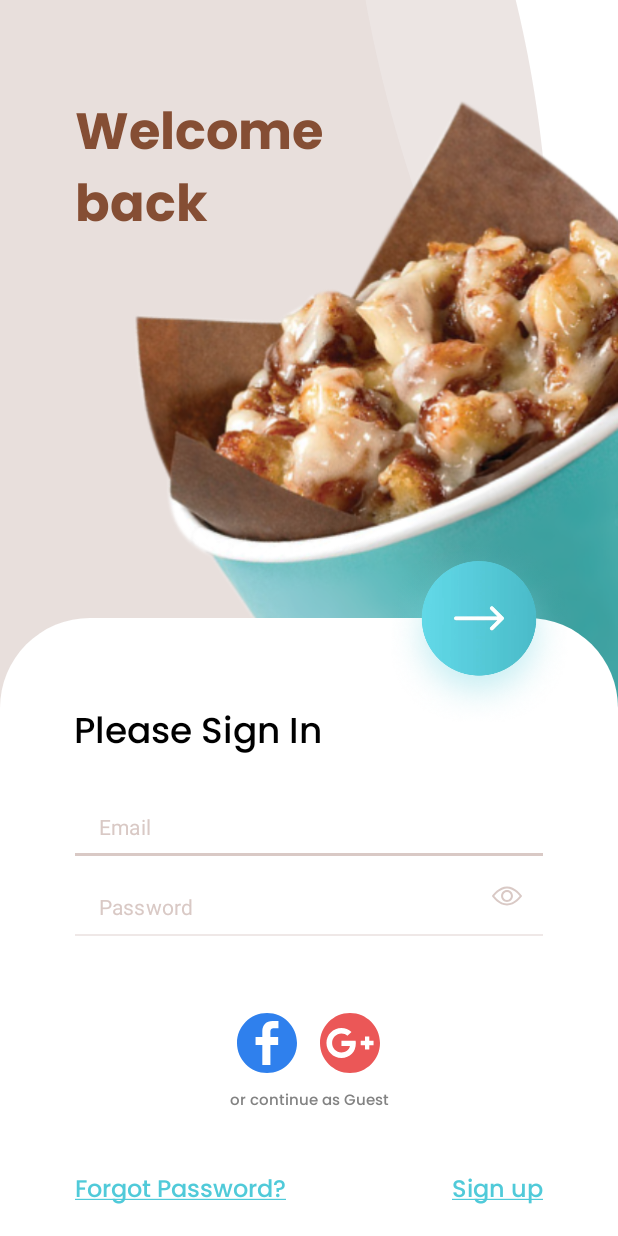
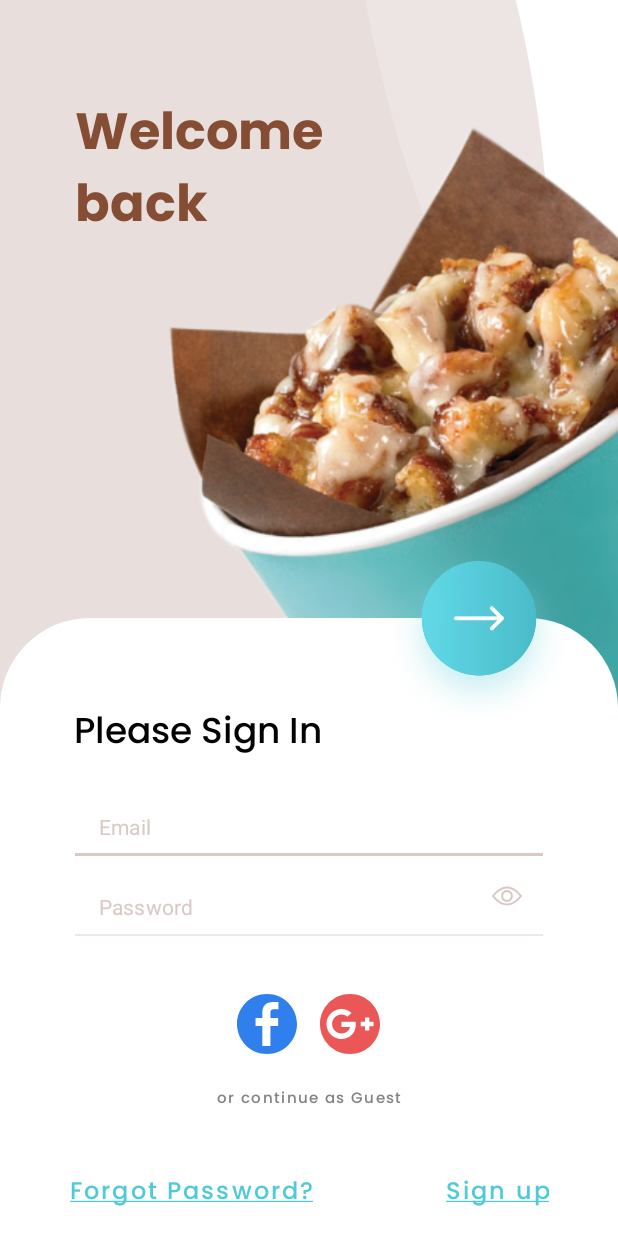
Before and after one commit to Omega-Dev-Training/AndroidTravel-KseniaY, an Android app: the screen it shows after launch (MainActivity), on a phone screen of 412 x 824 dp. Run offline under Robolectric (Android 15) with nearby library versions, the phone set to English and light mode, and no system bars; Roboto replaces fonts that are not available here.

Commit message:
cinnabon screen part 3

```diff
--- a/app/src/main/res/layout/activity_cinnabon.xml
+++ b/app/src/main/res/layout/activity_cinnabon.xml
@@ -8,24 +8,24 @@
     <ImageView
         android:layout_width="0dp"
         android:layout_height="0dp"
-        android:paddingTop="44dp"
+        android:layout_marginTop="@dimen/margin_top_image_cinnabon"
+        android:paddingTop="@dimen/padding_top_image_cinnabon"
         android:src="@drawable/img_cinnabon"
-        android:scaleType="centerCrop"
+        android:scaleType="fitEnd"
         app:layout_constraintTop_toTopOf="parent"
         app:layout_constraintEnd_toEndOf="parent"
-        app:layout_constraintWidth_percent="0.9"
-        app:layout_constraintHeight_percent="0.7"/>
+        app:layout_constraintWidth_percent="@fraction/image_width_percent"
+        app:layout_constraintHeight_percent="@fraction/image_height_percent"/>
 
     <TextView
         android:layout_width="wrap_content"
         android:layout_height="wrap_content"
         android:layout_marginStart="50dp"
-
         android:fontFamily="@font/poppins_bold"
         android:minLines="2"
         android:text="@string/welcome_back"
         android:textColor="#854E34"
-        android:textSize="34dp"
+        android:textSize="@dimen/text_welcome_size"
         app:layout_constraintVertical_bias="0.2"
         app:layout_constraintBottom_toTopOf="@+id/bg_white"
         app:layout_constraintStart_toStartOf="parent"
@@ -37,7 +37,7 @@
         android:layout_height="0dp"
         android:src="@drawable/bg_white_60"
         app:layout_constraintBottom_toBottomOf="parent"
-        app:layout_constraintHeight_percent="0.5"/>
+        app:layout_constraintHeight_percent="@fraction/height_background_cinnabon"/>
 
     <TextView
         android:id="@+id/signInTextView"
@@ -48,7 +48,7 @@
         android:textSize="24sp"
         android:textColor="@color/black"
         android:fontFamily="@font/poppins_medium"
-        android:layout_marginTop="57dp"
+        android:layout_marginTop="@dimen/margin_top_signInTextView"
         android:layout_marginStart="49dp"
         app:layout_constraintStart_toStartOf="@id/bg_white"
         app:layout_constraintEnd_toEndOf="@id/bg_white"
@@ -58,7 +58,7 @@
         android:id="@+id/emailEditText"
         android:layout_width="match_parent"
         android:layout_height="wrap_content"
-        android:layout_marginVertical="8dp"
+        android:layout_marginVertical="@dimen/margin_vertical_edit_text"
         android:layout_marginHorizontal="50dp"
         android:theme="@style/TextInputLayoutAppearance"
         app:hintEnabled="false"
@@ -75,21 +75,6 @@
             android:background="@android:color/transparent"/>
 
     </com.google.android.material.textfield.TextInputLayout>
-
-<!--    <EditText-->
-<!--        android:id="@+id/emailEditText"-->
-<!--        android:layout_width="match_parent"-->
-<!--        android:layout_height="wrap_content"-->
-<!--        android:layout_marginVertical="8dp"-->
-<!--        android:layout_marginHorizontal="50dp"-->
-<!--        android:backgroundTint="@color/light_brown"-->
-<!--        android:hint="@string/email"-->
-<!--        android:textColorHint="@color/light_brown"-->
-<!--        android:paddingVertical="15dp"-->
-<!--        android:textSize="14sp"-->
-<!--        app:layout_constraintStart_toStartOf="@id/bg_white"-->
-<!--        app:layout_constraintEnd_toEndOf="@id/bg_white"-->
-<!--        app:layout_constraintTop_toBottomOf="@id/signInTextView"/>-->
 
     <com.google.android.material.textfield.TextInputLayout
         android:id="@+id/passwordEditText"
@@ -115,64 +100,62 @@
 
     </com.google.android.material.textfield.TextInputLayout>
 
-<!--    <EditText-->
-<!--        android:id="@+id/passwordEditText"-->
-<!--        android:layout_width="match_parent"-->
-<!--        android:layout_height="wrap_content"-->
-<!--        android:layout_marginHorizontal="50dp"-->
-<!--        android:inputType="textPassword"-->
-<!--        android:textSize="14sp"-->
-<!--        android:hint="Password"-->
-<!--        app:layout_constraintStart_toStartOf="@id/bg_white"-->
-<!--        app:layout_constraintEnd_toEndOf="@id/bg_white"-->
-<!--        app:layout_constraintTop_toBottomOf="@id/emailEditText"/>-->
-
     <LinearLayout
         android:id="@+id/icons"
         android:layout_width="match_parent"
         android:layout_height="wrap_content"
         android:orientation="horizontal"
         android:gravity="center_horizontal"
+        android:padding="10dp"
+        android:background="@android:color/transparent"
         app:layout_constraintVertical_chainStyle="packed"
         app:layout_constraintStart_toStartOf="@id/bg_white"
         app:layout_constraintTop_toBottomOf="@id/passwordEditText"
         app:layout_constraintBottom_toTopOf="@id/guestTextView">
 
-        <ImageView
+        <ImageButton
             android:id="@+id/facebookIcon"
             android:layout_width="wrap_content"
             android:layout_height="wrap_content"
-            android:src="@drawable/ic_facebook"
-            android:layout_marginEnd="15dp" />
+            android:layout_marginEnd="15dp"
+            android:background="?selectableItemBackgroundBorderless"
+            android:src="@drawable/ic_facebook" />
 
-        <ImageView
+        <ImageButton
             android:id="@+id/googleIcon"
             android:layout_width="wrap_content"
             android:layout_height="wrap_content"
+            android:background="?selectableItemBackgroundBorderless"
             android:src="@drawable/ic_google" />
 
     </LinearLayout>
 
-    <TextView
+    <Button
         android:id="@+id/guestTextView"
-        android:layout_width="match_parent"
+        android:layout_width="wrap_content"
         android:layout_height="wrap_content"
-        android:layout_marginTop="10dp"
+        android:textAllCaps="false"
+        android:background="?selectableItemBackground"
+        android:padding="@dimen/padding_guest_button"
         android:fontFamily="@font/poppins_medium"
-        android:layout_marginBottom="30dp"
+        android:layout_marginBottom="35dp"
         android:gravity="center_horizontal"
         android:text="@string/or_continue_as_guest"
         android:textColor="#828282"
-        android:textSize="10dp"
+        android:textSize="10sp"
         app:layout_constraintVertical_bias="0.5"
         app:layout_constraintBottom_toBottomOf="parent"
-        app:layout_constraintTop_toBottomOf="@id/icons" />
+        app:layout_constraintTop_toBottomOf="@id/icons"
+        app:layout_constraintStart_toStartOf="@id/bg_white"
+        app:layout_constraintEnd_toEndOf="@id/bg_white"/>
 
-    <TextView
+    <Button
         android:id="@+id/forgotPasswordTextView"
         android:layout_width="wrap_content"
         android:layout_height="wrap_content"
-        android:layout_marginStart="50dp"
+        android:layout_marginStart="@dimen/margin_start_forgotPasswordTextView"
+        android:textAllCaps="false"
+        android:background="?selectableItemBackground"
         android:fontFamily="@font/poppins_medium"
         android:text="@string/forgot_password"
         android:textColor="#50CAD9"
@@ -182,10 +165,12 @@
         app:layout_constraintStart_toStartOf="@id/bg_white"
         app:layout_constraintTop_toBottomOf="@+id/guestTextView" />
 
-    <TextView
+    <Button
         android:layout_width="wrap_content"
         android:layout_height="wrap_content"
-        android:layout_marginEnd="50dp"
+        android:layout_marginEnd="@dimen/margin_start_forgotPasswordTextView"
+        android:textAllCaps="false"
+        android:background="?selectableItemBackground"
         android:fontFamily="@font/poppins_medium"
         android:text="@string/sign_up"
         android:textColor="#50CAD9"
@@ -197,8 +182,8 @@
 
 
     <ImageView
-        android:layout_width="145dp"
-        android:layout_height="145dp"
+        android:layout_width="@dimen/button_size"
+        android:layout_height="@dimen/button_size"
         android:src="@drawable/ic_sign_in_image"
         android:paddingTop="20dp"
         android:layout_marginEnd="20dp"
--- /dev/null
+++ b/app/src/main/res/values-h420dp/dimens.xml
@@ -0,0 +1,16 @@
+<?xml version="1.0" encoding="utf-8"?>
+<resources>
+
+    <fraction name="height_background_cinnabon">0.8</fraction>
+    <dimen name="margin_top_signInTextView">25dp</dimen>
+    <dimen name="padding_top_image_cinnabon">0dp</dimen>
+    <dimen name="margin_top_image_cinnabon">-20dp</dimen>
+    <dimen name="button_size">100dp</dimen>
+    <dimen name="margin_start_forgotPasswordTextView">10dp</dimen>
+    <dimen name="text_welcome_size">24sp</dimen>
+    <fraction name="image_width_percent">0.5</fraction>
+    <fraction name="image_height_percent">0.5</fraction>
+    <dimen name="padding_guest_button">5dp</dimen>
+    <dimen name="margin_vertical_edit_text">0dp</dimen>
+
+</resources>
--- /dev/null
+++ b/app/src/main/res/values-h500dp/dimens.xml
@@ -0,0 +1,15 @@
+<?xml version="1.0" encoding="utf-8"?>
+<resources>
+
+    <fraction name="height_background_cinnabon">0.7</fraction>
+    <dimen name="margin_top_signInTextView">40dp</dimen>
+    <dimen name="padding_top_image_cinnabon">0dp</dimen>
+    <dimen name="margin_top_image_cinnabon">-20dp</dimen>
+    <dimen name="button_size">120dp</dimen>
+    <dimen name="margin_start_forgotPasswordTextView">20dp</dimen>
+    <dimen name="text_welcome_size">28sp</dimen>
+    <fraction name="image_width_percent">0.6</fraction>
+    <fraction name="image_height_percent">0.5</fraction>
+    <dimen name="margin_vertical_edit_text">8dp</dimen>
+
+</resources>
--- /dev/null
+++ b/app/src/main/res/values-h640dp/dimens.xml
@@ -0,0 +1,14 @@
+<?xml version="1.0" encoding="utf-8"?>
+<resources>
+
+    <fraction name="height_background_cinnabon">0.6</fraction>
+    <dimen name="margin_top_signInTextView">57dp</dimen>
+    <dimen name="padding_top_image_cinnabon">0dp</dimen>
+    <dimen name="margin_top_image_cinnabon">0dp</dimen>
+    <dimen name="button_size">145dp</dimen>
+    <dimen name="margin_start_forgotPasswordTextView">20dp</dimen>
+    <dimen name="text_welcome_size">28sp</dimen>
+    <fraction name="image_width_percent">0.7</fraction>
+    <fraction name="image_height_percent">0.6</fraction>
+
+</resources>
--- /dev/null
+++ b/app/src/main/res/values-h700dp/dimens.xml
@@ -0,0 +1,14 @@
+<?xml version="1.0" encoding="utf-8"?>
+<resources>
+
+    <fraction name="height_background_cinnabon">0.5</fraction>
+    <dimen name="margin_top_signInTextView">57dp</dimen>
+    <dimen name="padding_top_image_cinnabon">44dp</dimen>
+    <dimen name="margin_top_image_cinnabon">0dp</dimen>
+    <dimen name="button_size">145dp</dimen>
+    <dimen name="margin_start_forgotPasswordTextView">30dp</dimen>
+    <dimen name="text_welcome_size">34sp</dimen>
+    <fraction name="image_width_percent">0.9</fraction>
+    <fraction name="image_height_percent">0.7</fraction>
+
+</resources>
--- /dev/null
+++ b/app/src/main/res/values-small/dimens.xml
@@ -0,0 +1,10 @@
+<?xml version="1.0" encoding="utf-8"?>
+<resources>
+
+<!--    <fraction name="height_background_cinnabon">0.7</fraction>-->
+<!--    <dimen name="margin_top_signInTextView">25dp</dimen>-->
+<!--    <dimen name="padding_top_image_cinnabon">0dp</dimen>-->
+<!--    <dimen name="margin_top_image_cinnabon">-20dp</dimen>-->
+<!--    <dimen name="button_size">120dp</dimen>-->
+
+</resources>
--- /dev/null
+++ b/app/src/main/res/values/dimens.xml
@@ -0,0 +1,16 @@
+<?xml version="1.0" encoding="utf-8"?>
+<resources>
+
+    <fraction name="height_background_cinnabon">0.5</fraction>
+    <dimen name="margin_top_signInTextView">57dp</dimen>
+    <dimen name="padding_top_image_cinnabon">44dp</dimen>
+    <dimen name="margin_top_image_cinnabon">0dp</dimen>
+    <dimen name="button_size">145dp</dimen>
+    <dimen name="margin_start_forgotPasswordTextView">50dp</dimen>
+    <dimen name="text_welcome_size">34sp</dimen>
+    <fraction name="image_width_percent">0.9</fraction>
+    <fraction name="image_height_percent">0.7</fraction>
+    <dimen name="padding_guest_button">10dp</dimen>
+    <dimen name="margin_vertical_edit_text">8dp</dimen>
+
+</resources>
--- a/app/src/main/res/values/styles.xml
+++ b/app/src/main/res/values/styles.xml
@@ -44,18 +44,8 @@
     </style>
 
     <style name="TextInputLayoutAppearance" parent="Widget.Design.TextInputLayout">
-        <!-- reference our hint & error styles -->
-        <item name="colorOnPrimary">@color/light_brown</item>
-        <item name="colorPrimary">@color/light_brown</item>
         <item name="colorOnSurface">@color/light_brown</item>
-        <item name="colorSurface">@color/light_brown</item>
-        <item name="android:textColor">@color/light_brown</item>
         <item name="android:textColorHint">@color/light_brown</item>
-        <item name="colorControlNormal">@color/light_brown</item>
-        <item name="colorControlActivated">@color/light_brown</item>
-        <item name="colorControlHighlight">@color/light_brown</item>
     </style>
 
-<!--    #D9C9C5-->
-
 </resources>
```
